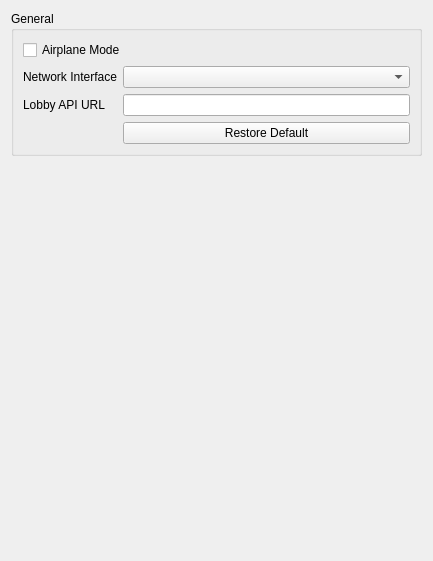
Qt form src/citron/configuration/configure_network.ui (CollectingW/emulator) before a commit.
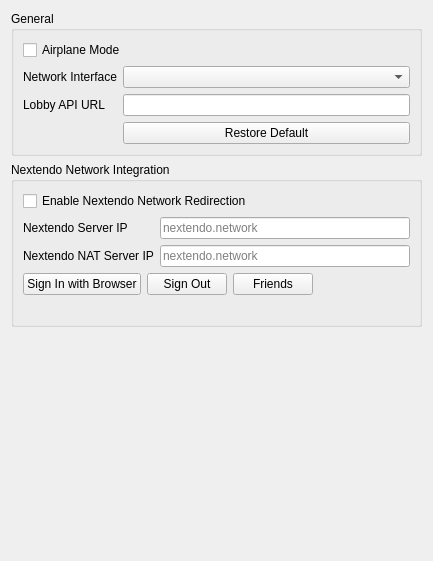
The same form after that commit.

Commit message: Add Nextendo Network online play

Patch:
```diff
--- a/src/citron/configuration/configure_network.ui
+++ b/src/citron/configuration/configure_network.ui
@@ -65,6 +65,107 @@
        </layout>
       </widget>
      </item>
+     <item>
+      <widget class="QGroupBox" name="nextendo_group">
+       <property name="title">
+        <string>Nextendo Network Integration</string>
+       </property>
+       <layout class="QGridLayout" name="gridLayout_nextendo">
+        <item row="0" column="0" colspan="2">
+         <widget class="QCheckBox" name="enable_nextendo">
+          <property name="text">
+           <string>Enable Nextendo Network Redirection</string>
+          </property>
+          <property name="toolTip">
+           <string>Redirect Nintendo Network traffic to the Nextendo backend for cross-emulator online play</string>
+          </property>
+         </widget>
+        </item>
+        <item row="1" column="0">
+         <widget class="QLabel" name="label_nextendo_server">
+          <property name="text">
+           <string>Nextendo Server IP</string>
+          </property>
+         </widget>
+        </item>
+        <item row="1" column="1">
+         <widget class="QLineEdit" name="nextendo_server_ip">
+          <property name="echoMode">
+           <enum>QLineEdit::Password</enum>
+          </property>
+          <property name="placeholderText">
+           <string>nextendo.network</string>
+          </property>
+         </widget>
+        </item>
+        <item row="2" column="0">
+         <widget class="QLabel" name="label_nextendo_nat">
+          <property name="text">
+           <string>Nextendo NAT Server IP</string>
+          </property>
+         </widget>
+        </item>
+        <item row="2" column="1">
+         <widget class="QLineEdit" name="nextendo_nat_ip">
+          <property name="echoMode">
+           <enum>QLineEdit::Password</enum>
+          </property>
+          <property name="placeholderText">
+           <string>nextendo.network</string>
+          </property>
+         </widget>
+        </item>
+        <item row="3" column="0" colspan="2">
+         <layout class="QHBoxLayout" name="layout_nextendo_auth">
+          <item>
+           <widget class="QPushButton" name="nextendo_login_button">
+            <property name="text">
+             <string>Sign In with Browser</string>
+            </property>
+           </widget>
+          </item>
+          <item>
+           <widget class="QPushButton" name="nextendo_logout_button">
+            <property name="text">
+             <string>Sign Out</string>
+            </property>
+           </widget>
+          </item>
+          <item>
+           <widget class="QPushButton" name="nextendo_friends_button">
+            <property name="text">
+             <string>Friends</string>
+            </property>
+           </widget>
+          </item>
+          <item>
+           <spacer name="spacer_nextendo_auth">
+            <property name="orientation">
+             <enum>Qt::Horizontal</enum>
+            </property>
+            <property name="sizeHint" stdset="0">
+             <size>
+              <width>40</width>
+              <height>20</height>
+             </size>
+            </property>
+           </spacer>
+          </item>
+         </layout>
+        </item>
+        <item row="4" column="0" colspan="2">
+         <widget class="QLabel" name="nextendo_status">
+          <property name="text">
+           <string/>
+          </property>
+          <property name="wordWrap">
+           <bool>true</bool>
+          </property>
+         </widget>
+        </item>
+       </layout>
+      </widget>
+     </item>
     </layout>
    </item>
    <item>
```
The commit also changes 33 other files.
